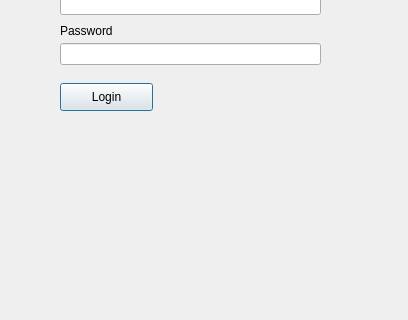
Above: EncryptionServer/Login.ui from rahuljain1310/ChatApp before the change; both pictures show x 0 to 408 and y 277 to 597 of the 408 by 597 pixel window. Below: the same form after it.
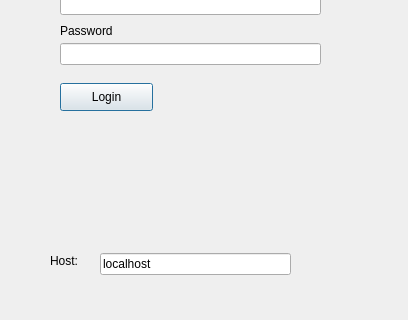
That is the form after the change.

Diff of the .ui file:
```diff
--- a/EncryptionServer/Login.ui
+++ b/EncryptionServer/Login.ui
@@ -126,6 +126,32 @@
     <string>ChatApp</string>
    </property>
   </widget>
+  <widget class="QLineEdit" name="hostname">
+   <property name="geometry">
+    <rect>
+     <x>100</x>
+     <y>530</y>
+     <width>191</width>
+     <height>22</height>
+    </rect>
+   </property>
+   <property name="text">
+    <string>localhost</string>
+   </property>
+  </widget>
+  <widget class="QLabel" name="label_3">
+   <property name="geometry">
+    <rect>
+     <x>50</x>
+     <y>530</y>
+     <width>55</width>
+     <height>16</height>
+    </rect>
+   </property>
+   <property name="text">
+    <string>Host: </string>
+   </property>
+  </widget>
  </widget>
  <resources/>
  <connections/>
```
